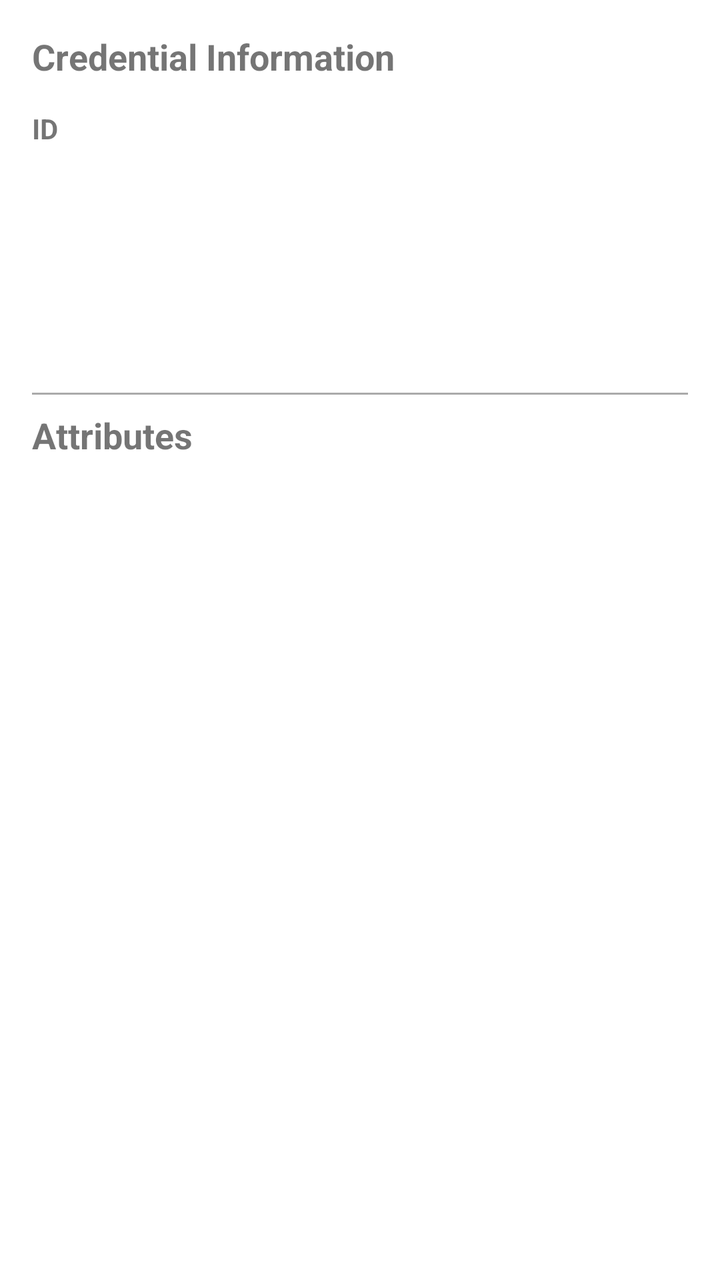
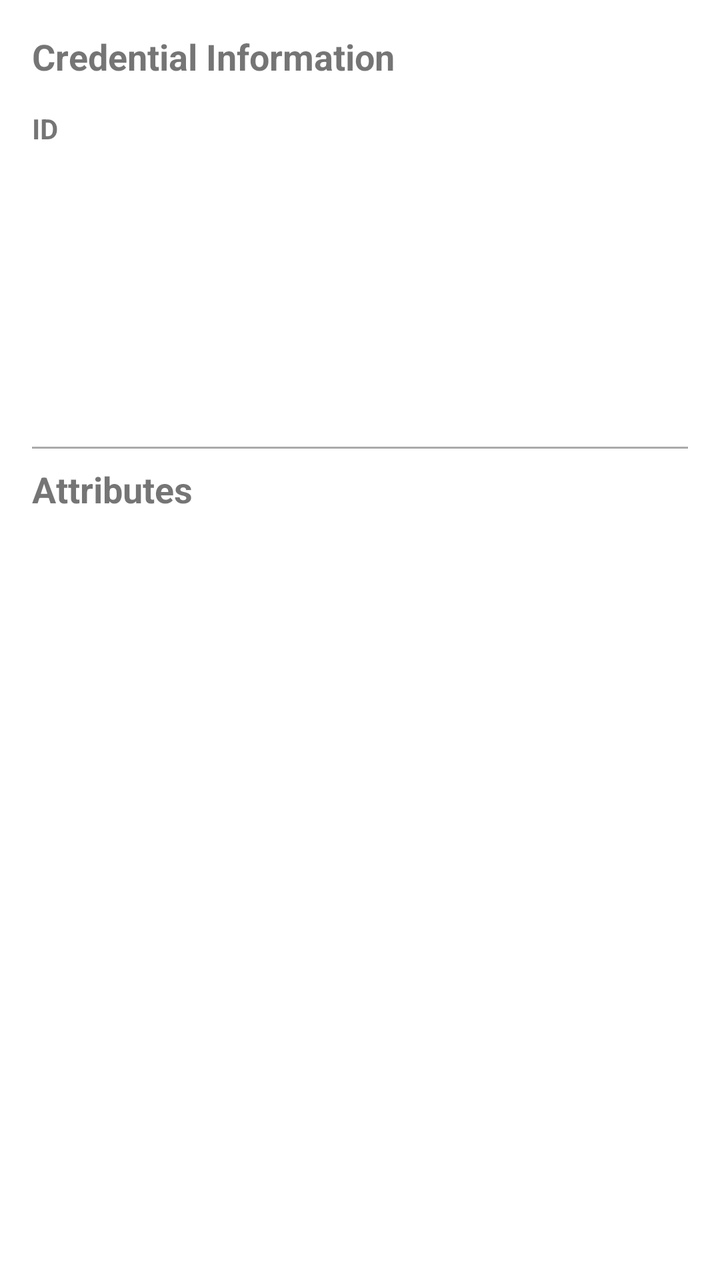

Before-and-after screenshots of an Android layout around one commit, followed by the original layout XML and the change that was made.
<!-- AndroidManifest.xml: activity theme AppTheme.NoActionBar -->
<!-- res/layout/credential_detail.xml -->
<?xml version="1.0" encoding="utf-8"?>
<ScrollView xmlns:android="http://schemas.android.com/apk/res/android"
    android:id="@+id/scrollView"
    android:layout_width="match_parent"
    android:layout_height="match_parent"
    android:padding="16dp"
    android:fillViewport="true">

    <LinearLayout
        android:id="@+id/credentialContainer"
        android:layout_width="match_parent"
        android:layout_height="wrap_content"
        android:orientation="vertical">

        <TextView
            android:id="@+id/headerCredentialInfo"
            android:layout_width="match_parent"
            android:layout_height="wrap_content"
            android:text="Credential Information"
            android:textStyle="bold"
            android:textSize="18sp"
            android:paddingBottom="8dp" />

        <LinearLayout
            android:layout_width="match_parent"
            android:layout_height="wrap_content"
            android:orientation="horizontal"
            android:gravity="center_vertical"
            android:paddingVertical="4dp">

            <TextView
                android:layout_width="0dp"
                android:layout_weight="1"
                android:layout_height="wrap_content"
                android:text="ID"
                android:textStyle="bold" />

            <TextView
                android:id="@+id/credentialId"
                android:layout_width="0dp"
                android:layout_weight="2"
                android:layout_height="wrap_content"
                android:textColor="@android:color/darker_gray"
                android:ellipsize="end"
                android:singleLine="true" />

            <ImageButton
                android:id="@+id/copyButton"
                android:layout_width="wrap_content"
                android:layout_height="wrap_content"
                android:background="?attr/selectableItemBackgroundBorderless"
                android:src="@drawable/ic_menu_copy"
                android:contentDescription="Copy ID" />
        </LinearLayout>

        <TextView
            android:id="@+id/schemaId"
            android:layout_width="match_parent"
            android:layout_height="wrap_content"
            android:textColor="@android:color/darker_gray"
            android:paddingVertical="4dp" />

        <TextView
            android:id="@+id/credDefId"
            android:layout_width="match_parent"
            android:layout_height="wrap_content"
            android:textColor="@android:color/darker_gray"
            android:paddingVertical="4dp" />

        <TextView
            android:id="@+id/revRegId"
            android:layout_width="match_parent"
            android:layout_height="wrap_content"
            android:textColor="@android:color/darker_gray"
            android:paddingVertical="4dp" />

        <TextView
            android:id="@+id/w3cCredentialId"
            android:layout_width="match_parent"
            android:layout_height="wrap_content"
            android:textColor="@android:color/darker_gray"
            android:paddingVertical="4dp" />

        <View
            android:layout_width="match_parent"
            android:layout_height="1dp"
            android:background="@android:color/darker_gray"
            android:layout_marginVertical="8dp" />

        <TextView
            android:id="@+id/attributesHeader"
            android:layout_width="match_parent"
            android:layout_height="wrap_content"
            android:text="Attributes"
            android:textStyle="bold"
            android:textSize="18sp"
            android:paddingBottom="8dp" />

        <LinearLayout
            android:id="@+id/attributesContainer"
            android:layout_width="match_parent"
            android:layout_height="wrap_content"
            android:orientation="vertical" />
    </LinearLayout>
</ScrollView>
<!-- resources referenced by this layout -->
<resources>
  <!-- drawable ic_menu_copy (drawable) -->
  <vector xmlns:android="http://schemas.android.com/apk/res/android" android:height="24dp" android:tint="#FFFFFF" android:viewportHeight="960" android:viewportWidth="960" android:width="24dp">
  
      <path android:fillColor="@android:color/white" android:pathData="M120,720L120,640L840,640L840,720L120,720ZM120,520L120,440L840,440L840,520L120,520ZM120,320L120,240L840,240L840,320L120,320Z"/>
  
  </vector>
  <style name="AppTheme.NoActionBar" parent="Theme.MaterialComponents.DayNight.NoActionBar">
          <item name="toolbarStyle">@style/WhiteToolbar</item>
      </style>
  <style name="WhiteToolbar" parent="Widget.AppCompat.Toolbar">
          <item name="titleTextColor">@android:color/white</item>
          <item name="navigationIconTint">@android:color/white</item>
          <item name="android:background">@color/teal_700</item>
      </style>
  <color name="teal_700">#00796B</color>
</resources>

<!-- the commit's change to res/layout/credential_detail.xml (unified diff, before → after) -->
@@ -81,6 +81,13 @@
             android:textColor="@android:color/darker_gray"
             android:paddingVertical="4dp" />
 
+        <TextView
+            android:id="@+id/isRevoked"
+            android:layout_width="match_parent"
+            android:layout_height="wrap_content"
+            android:textColor="@android:color/darker_gray"
+            android:paddingVertical="4dp" />
+
         <View
             android:layout_width="match_parent"
             android:layout_height="1dp"
